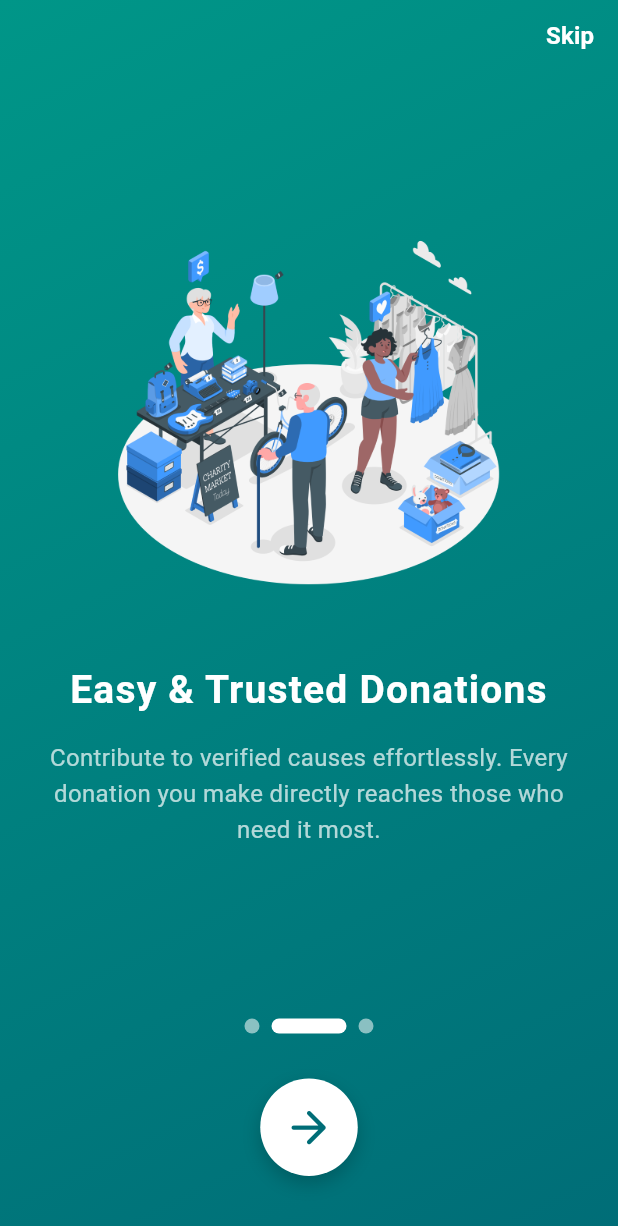
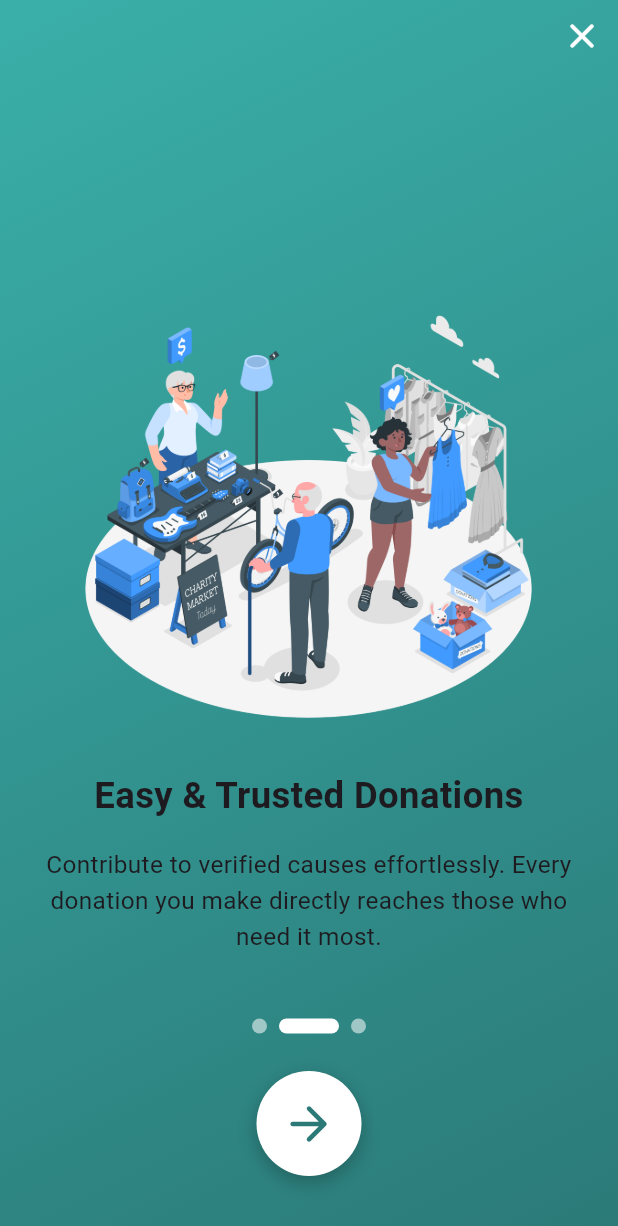
Before and after one commit to Ahm3dmohamed/aoun, a Flutter app: the screen it shows after launch, swiped to page 2, on a phone screen of 412 x 824 dp. Shown: the top 1226 px of the screen. Run offline on Flutter 3.47's test engine with Material 3 defaults, Android fonts, the phone set to English and light mode, and no system bars; drawn by our look-alikes of smooth_page_indicator; our stand-ins replace flutter_screenutil.

Commit message:
create app utils

```diff
--- a/lib/core/routing/app_routes.dart
+++ b/lib/core/routing/app_routes.dart
@@ -1,3 +1,4 @@
+import 'package:aoun/features/auth/log_in/pages/login_page.dart';
 import 'package:aoun/features/onboarding/pages/onboarding_page.dart';
 import 'package:aoun/features/splash/pages/splash_page.dart';
 import 'package:flutter/material.dart';
@@ -14,8 +15,8 @@ class AppRouter {
         return _buildRoute(const SplashPage());
       case onboarding:
         return _buildRoute(const OnboardingPage());
-      // case login:
-      //   return _buildRoute(const LoginPage());
+      case login:
+        return _buildRoute(const LoginPage());
       // case home:
       //   return _buildRoute(const HomePage());
       default:
--- /dev/null
+++ b/lib/core/themes/app_themes.dart
@@ -0,0 +1,29 @@
+import 'package:aoun/core/utils/app_radius.dart';
+import 'package:aoun/core/utils/app_text_style.dart';
+import 'package:flutter/material.dart';
+
+class AppTheme {
+  static ThemeData lightTheme = ThemeData(
+    brightness: Brightness.light,
+    primaryColor: Colors.blueAccent,
+    scaffoldBackgroundColor: Colors.white,
+    appBarTheme: AppBarTheme(
+      backgroundColor: Colors.white,
+      elevation: 0,
+      titleTextStyle: AppTextStyles.headline2,
+      iconTheme: const IconThemeData(color: Colors.black),
+    ),
+    textTheme: TextTheme(
+      headlineLarge: AppTextStyles.headline1,
+      titleLarge: AppTextStyles.headline2,
+      bodyLarge: AppTextStyles.body,
+      bodyMedium: AppTextStyles.small,
+    ),
+    cardTheme: CardThemeData(
+      shape: RoundedRectangleBorder(
+        borderRadius: BorderRadius.circular(AppRadius.medium),
+      ),
+      elevation: 4,
+    ),
+  );
+}
--- /dev/null
+++ b/lib/core/utils/app_images.dart
@@ -0,0 +1,9 @@
+class AppImages {
+  // Logos
+  static const String splashLogo = 'assets/img/splash_logo.png';
+
+  // Onboarding
+  static const String onboarding1 = 'assets/img/Charity-rafiki.png';
+  static const String onboarding2 = 'assets/img/Charity market-amico.png';
+  static const String onboarding3 = 'assets/img/Humanitarian Help-bro.png';
+}
--- /dev/null
+++ b/lib/core/utils/app_pading.dart
@@ -0,0 +1,10 @@
+import 'package:flutter/material.dart';
+import 'package:flutter_screenutil/flutter_screenutil.dart';
+
+class AppPadding {
+  static EdgeInsets screen = EdgeInsets.all(16.w);
+  static EdgeInsets horizontal = EdgeInsets.symmetric(horizontal: 16.w);
+  static EdgeInsets vertical = EdgeInsets.symmetric(vertical: 16.h);
+  static EdgeInsets small = EdgeInsets.all(8.w);
+  static EdgeInsets large = EdgeInsets.all(24.w);
+}
--- /dev/null
+++ b/lib/core/utils/app_radius.dart
@@ -0,0 +1,6 @@
+class AppRadius {
+  static const double small = 8.0;
+  static const double medium = 16.0;
+  static const double large = 24.0;
+  static const double full = 100.0; // For circular buttons/avatars
+}
--- /dev/null
+++ b/lib/core/utils/app_sizes.dart
@@ -0,0 +1,14 @@
+import 'package:flutter_screenutil/flutter_screenutil.dart';
+
+class AppSizes {
+  // Base scalable sizes
+  static double xs = 4.w;
+  static double s = 8.w;
+  static double m = 16.w;
+  static double l = 24.w;
+  static double xl = 32.w;
+  static double xxl = 48.w;
+
+  static double height(double value) => value.h;
+  static double width(double value) => value.w;
+}
--- /dev/null
+++ b/lib/core/utils/app_text_style.dart
@@ -0,0 +1,28 @@
+import 'package:flutter/material.dart';
+import 'package:flutter_screenutil/flutter_screenutil.dart';
+
+class AppTextStyles {
+  static TextStyle headline1 = TextStyle(
+    fontSize: 32.sp,
+    fontWeight: FontWeight.bold,
+    letterSpacing: -0.5,
+  );
+
+  static TextStyle headline2 = TextStyle(
+    fontSize: 24.sp,
+    fontWeight: FontWeight.w600,
+  );
+
+  static TextStyle subtitle1 = TextStyle(
+    fontSize: 18.sp,
+    fontWeight: FontWeight.w500,
+  );
+
+  static TextStyle body = TextStyle(
+    fontSize: 16.sp,
+    fontWeight: FontWeight.normal,
+    height: 1.5,
+  );
+
+  static TextStyle small = TextStyle(fontSize: 14.sp, color: Colors.grey[700]);
+}
--- /dev/null
+++ b/lib/features/auth/log_in/pages/login_page.dart
@@ -0,0 +1,36 @@
+import 'package:flutter/material.dart';
+
+class LoginPage extends StatelessWidget {
+  const LoginPage({super.key});
+
+  @override
+  Widget build(BuildContext context) {
+    return Scaffold(
+      appBar: AppBar(title: const Text('Login Page')),
+      body: Column(
+        children: [
+          TextFormField(
+            decoration: const InputDecoration(
+              labelText: 'Email',
+              border: OutlineInputBorder(
+                borderRadius: BorderRadius.all(Radius.circular(8)),
+              ),
+            ),
+
+            keyboardType: TextInputType.emailAddress,
+          ),
+          TextFormField(
+            decoration: const InputDecoration(
+              labelText: 'Password',
+
+              border: OutlineInputBorder(
+                borderRadius: BorderRadius.all(Radius.circular(8)),
+              ),
+            ),
+            obscureText: true,
+          ),
+        ],
+      ),
+    );
+  }
+}
--- /dev/null
+++ b/lib/features/onboarding/model/onboarding_model.dart
@@ -0,0 +1,11 @@
+class OnBoardingModel {
+  final String image;
+  final String title;
+  final String desc;
+
+  const OnBoardingModel({
+    required this.image,
+    required this.title,
+    required this.desc,
+  });
+}
--- a/lib/features/onboarding/pages/onboarding_page.dart
+++ b/lib/features/onboarding/pages/onboarding_page.dart
@@ -1,7 +1,9 @@
+import 'package:flutter/material.dart';
 import 'package:aoun/core/routing/app_routes.dart';
-import 'package:flutter/material.dart';
-import 'package:smooth_page_indicator/smooth_page_indicator.dart';
-import 'package:lottie/lottie.dart';
+import 'package:aoun/core/utils/app_images.dart';
+import 'package:aoun/core/utils/app_sizes.dart';
+import 'package:aoun/features/onboarding/widgets/onboarding_detailes.dart';
+import 'package:aoun/features/onboarding/widgets/onboarding_navigation.dart';
 
 class OnboardingPage extends StatefulWidget {
   const OnboardingPage({super.key});
@@ -14,8 +16,17 @@ class _OnboardingPageState extends State<OnboardingPage>
     with SingleTickerProviderStateMixin {
   final _controller = PageController();
   bool isLastPage = false;
+  int currentIndex = 0;
 
   late final AnimationController _arrowController;
+
+  final List<List<Color>> gradients = const [
+    [Color(0xFF009688), Color(0xFF006D77)],
+    [Color(0xFF3AAFA9), Color(0xFF2B7A78)],
+    [Color(0xFF11998E), Color(0xFF38EF7D)],
+  ];
+
+  late final List<OnBoardingDetailes> pages;
 
   @override
   void initState() {
@@ -24,6 +35,27 @@ class _OnboardingPageState extends State<OnboardingPage>
       vsync: this,
       duration: const Duration(milliseconds: 800),
     )..repeat(reverse: true);
+
+    pages = [
+      const OnBoardingDetailes(
+        image: AppImages.onboarding1,
+        title: "Support Each Other",
+        desc:
+            "Join hands with Aoun to bring hope and care to people in need. Together, we make compassion a habit.",
+      ),
+      const OnBoardingDetailes(
+        image: AppImages.onboarding2,
+        title: "Easy & Trusted Donations",
+        desc:
+            "Contribute to verified causes effortlessly. Every donation you make directly reaches those who need it most.",
+      ),
+      const OnBoardingDetailes(
+        image: AppImages.onboarding3,
+        title: "Make a Difference",
+        desc:
+            "Your small act of kindness can create a lasting impact and change lives for the better.",
+      ),
+    ];
   }
 
   @override
@@ -35,66 +67,31 @@ class _OnboardingPageState extends State<OnboardingPage>
 
   @override
   Widget build(BuildContext context) {
-    final pages = [
-      _onboard(
-        "assets/img/Charity-rafiki.png",
-        "Support Each Other",
-        "Join hands with Aoun to bring hope and care to people in need. Together, we make compassion a habit.",
-      ),
-      _onboard(
-        "assets/img/Charity market-amico.png",
-        "Easy & Trusted Donations",
-        "Contribute to verified causes effortlessly. Every donation you make directly reaches those who need it most.",
-      ),
-      _onboard(
-        "assets/img/Humanitarian Help-bro.png",
-        "Make a Difference",
-        "Your small act of kindness can create a lasting impact and change lives for the better.",
-      ),
-    ];
-
     return Scaffold(
       body: AnimatedContainer(
-        duration: const Duration(seconds: 1),
-        decoration: const BoxDecoration(
+        duration: const Duration(milliseconds: 600),
+        decoration: BoxDecoration(
           gradient: LinearGradient(
-            colors: [Color(0xFF009688), Color(0xFF006D77)],
+            colors: gradients[currentIndex],
             begin: Alignment.topLeft,
             end: Alignment.bottomRight,
           ),
         ),
         child: SafeArea(
-          child: Column(
+          child: Stack(
             children: [
-              // 🔹 Skip button
-              Align(
-                alignment: Alignment.centerRight,
-                child: TextButton(
-                  onPressed: () => _goToLogin(context),
-                  child: const Text(
-                    "Skip",
-                    style: TextStyle(
-                      color: Colors.white,
-                      fontWeight: FontWeight.bold,
-                      fontSize: 16,
-                    ),
-                  ),
-                ),
-              ),
-
-              // 🔹 PageView
-              Expanded(
-                child: PageView.builder(
+              PageView.builder(
                 controller: _controller,
                 itemCount: pages.length,
                 onPageChanged: (index) {
-                    setState(() => isLastPage = index == pages.length - 1);
+                  setState(() {
+                    currentIndex = index;
+                    isLastPage = index == pages.length - 1;
+                  });
                 },
                 itemBuilder: (_, index) => AnimatedSwitcher(
                   duration: const Duration(milliseconds: 600),
-                    transitionBuilder:
-                        (Widget child, Animation<double> animation) {
-                          return FadeTransition(
+                  transitionBuilder: (child, animation) => FadeTransition(
                     opacity: animation,
                     child: SlideTransition(
                       position: Tween<Offset>(
@@ -103,35 +100,19 @@ class _OnboardingPageState extends State<OnboardingPage>
                       ).animate(animation),
                       child: child,
                     ),
-                          );
-                        },
+                  ),
                   child: pages[index],
                 ),
               ),
-              ),
-
-              const SizedBox(height: 20),
-
-              // 🔹 Smooth Page Indicator
-              SmoothPageIndicator(
+              Positioned.fill(
+                child: OnBoardingNavigation(
                   controller: _controller,
-                count: pages.length,
-                effect: const ExpandingDotsEffect(
-                  activeDotColor: Colors.white,
-                  dotColor: Colors.white54,
-                  dotHeight: 10,
-                  dotWidth: 10,
-                  expansionFactor: 5,
-                ),
-              ),
-
-              const SizedBox(height: 30),
-
-              // 🔹 Animated Icon Button
-              Padding(
-                padding: const EdgeInsets.symmetric(horizontal: 24),
-                child: GestureDetector(
-                  onTap: () {
+                  isLastPage: isLastPage,
+                  pageCount: pages.length,
+                  gradients: gradients,
+                  currentIndex: currentIndex,
+                  arrowController: _arrowController,
+                  onNext: () {
                     if (isLastPage) {
                       _goToLogin(context);
                     } else {
@@ -141,77 +122,12 @@ class _OnboardingPageState extends State<OnboardingPage>
                       );
                     }
                   },
-                  child: Container(
-                    height: 65,
-                    width: 65,
-                    decoration: BoxDecoration(
-                      color: Colors.white,
-                      shape: BoxShape.circle,
-                      boxShadow: [
-                        BoxShadow(
-                          color: Colors.black.withOpacity(0.2),
-                          blurRadius: 10,
-                          offset: const Offset(0, 5),
+                  onSkip: () => _goToLogin(context),
+                ),
               ),
             ],
           ),
-                    child: ScaleTransition(
-                      scale: Tween(begin: 0.9, end: 1.1).animate(
-                        CurvedAnimation(
-                          parent: _arrowController,
-                          curve: Curves.easeInOut,
         ),
-                      ),
-                      child: Icon(
-                        isLastPage
-                            ? Icons.check_rounded
-                            : Icons.arrow_forward_rounded,
-                        color: const Color(0xFF006D77),
-                        size: 32,
-                      ),
-                    ),
-                  ),
-                ),
-              ),
-
-              const SizedBox(height: 40),
-            ],
-          ),
-        ),
-      ),
-    );
-  }
-
-  Widget _onboard(String image, String title, String desc) {
-    return Padding(
-      key: ValueKey(image),
-      padding: const EdgeInsets.symmetric(horizontal: 24.0, vertical: 16),
-      child: Column(
-        mainAxisAlignment: MainAxisAlignment.center,
-        children: [
-          Hero(tag: image, child: Image.asset(image, height: 260)),
-          const SizedBox(height: 40),
-          Text(
-            title,
-            style: const TextStyle(
-              fontSize: 26,
-              fontWeight: FontWeight.bold,
-              color: Colors.white,
-              letterSpacing: 0.8,
-            ),
-            textAlign: TextAlign.center,
-          ),
-          const SizedBox(height: 15),
-          Text(
-            desc,
-            textAlign: TextAlign.center,
-            style: const TextStyle(
-              color: Colors.white70,
-              fontSize: 16,
-              height: 1.5,
-            ),
-          ),
-        ],
       ),
     );
   }
--- /dev/null
+++ b/lib/features/onboarding/widgets/onboarding_detailes.dart
@@ -0,0 +1,43 @@
+import 'package:aoun/core/utils/app_text_style.dart';
+import 'package:flutter/material.dart';
+
+import '../../../core/utils/app_sizes.dart';
+
+class OnBoardingDetailes extends StatelessWidget {
+  final String image;
+  final String title;
+  final String desc;
+
+  const OnBoardingDetailes({
+    super.key,
+    required this.image,
+    required this.title,
+    required this.desc,
+  });
+
+  @override
+  Widget build(BuildContext context) {
+    return Padding(
+      padding: EdgeInsets.symmetric(horizontal: AppSizes.width(24)),
+      child: Column(
+        mainAxisAlignment: MainAxisAlignment.center,
+        children: [
+          Image.asset(
+            image,
+            height: AppSizes.height(300),
+            width: AppSizes.width(300),
+            fit: BoxFit.contain,
+          ),
+          SizedBox(height: AppSizes.height(20)),
+          Text(
+            title,
+            style: AppTextStyles.headline2,
+            textAlign: TextAlign.center,
+          ),
+          SizedBox(height: AppSizes.height(16)),
+          Text(desc, style: AppTextStyles.body, textAlign: TextAlign.center),
+        ],
+      ),
+    );
+  }
+}
--- /dev/null
+++ b/lib/features/onboarding/widgets/onboarding_navigation.dart
@@ -0,0 +1,98 @@
+import 'package:flutter/material.dart';
+import 'package:smooth_page_indicator/smooth_page_indicator.dart';
+
+class OnBoardingNavigation extends StatelessWidget {
+  final PageController controller;
+  final bool isLastPage;
+  final int pageCount;
+  final List<List<Color>> gradients;
+  final int currentIndex;
+  final AnimationController arrowController;
+  final VoidCallback onNext;
+  final VoidCallback onSkip;
+
+  const OnBoardingNavigation({
+    super.key,
+    required this.controller,
+    required this.isLastPage,
+    required this.pageCount,
+    required this.gradients,
+    required this.currentIndex,
+    required this.arrowController,
+    required this.onNext,
+    required this.onSkip,
+  });
+
+  @override
+  Widget build(BuildContext context) {
+    return Column(
+      children: [
+        Align(
+          alignment: Alignment.centerRight,
+          child: IconButton(
+            onPressed: onSkip,
+            icon: const Icon(
+              Icons.close_rounded,
+              color: Colors.white,
+              size: 28,
+            ),
+            tooltip: 'Skip',
+          ),
+        ),
+
+        const Spacer(),
+
+        SmoothPageIndicator(
+          controller: controller,
+          count: pageCount,
+          effect: const ExpandingDotsEffect(
+            activeDotColor: Colors.white,
+            dotColor: Colors.white54,
+            dotHeight: 10,
+            dotWidth: 10,
+            expansionFactor: 4,
+            spacing: 8,
+          ),
+        ),
+
+        const SizedBox(height: 25),
+
+        GestureDetector(
+          onTap: onNext,
+          child: Container(
+            height: 70,
+            width: 70,
+            decoration: BoxDecoration(
+              color: Colors.white,
+              shape: BoxShape.circle,
+              boxShadow: [
+                BoxShadow(
+                  color: Colors.black.withOpacity(0.25),
+                  blurRadius: 10,
+                  offset: const Offset(0, 4),
+                ),
+              ],
+            ),
+            child: ScaleTransition(
+              scale: Tween(begin: 0.9, end: 1.1).animate(
+                CurvedAnimation(
+                  parent: arrowController,
+                  curve: Curves.easeInOut,
+                ),
+              ),
+              child: Icon(
+                isLastPage
+                    ? Icons.favorite_rounded
+                    : Icons.arrow_forward_rounded,
+                color: gradients[currentIndex].last,
+                size: 34,
+              ),
+            ),
+          ),
+        ),
+
+        const SizedBox(height: 40),
+      ],
+    );
+  }
+}
--- a/lib/features/splash/pages/splash_page.dart
+++ b/lib/features/splash/pages/splash_page.dart
@@ -1,7 +1,8 @@
 import 'dart:async';
-
+import 'package:flutter/material.dart';
+import 'package:aoun/core/utils/app_images.dart';
+import 'package:aoun/core/utils/app_sizes.dart';
 import 'package:aoun/core/routing/app_routes.dart';
-import 'package:flutter/material.dart';
 
 class SplashPage extends StatefulWidget {
   const SplashPage({super.key});
@@ -24,17 +25,11 @@ class _SplashPageState extends State<SplashPage> {
     return Scaffold(
       backgroundColor: Colors.teal,
       body: Center(
-        child: Column(
-          mainAxisAlignment: MainAxisAlignment.center,
-          children: [
-            Image.asset('assets/img/splash_logo.png', height: 150),
-            // Icon(Icons.volunteer_activism, size: 100, color: Colors.white),
-            // SizedBox(height: 20),
-            // Text(
-            //   'Aoun - Together We Care',
-            //   style: TextStyle(color: Colors.white, fontSize: 22, fontWeight: FontWeight.bold),
-            // ),
-          ],
+        child: Image.asset(
+          AppImages.splashLogo,
+          height: AppSizes.height(200),
+          width: AppSizes.width(200),
+          fit: BoxFit.contain,
         ),
       ),
     );
--- a/lib/main.dart
+++ b/lib/main.dart
@@ -1,6 +1,8 @@
 import 'package:aoun/core/routing/app_routes.dart';
+import 'package:aoun/core/themes/app_themes.dart';
 import 'package:aoun/features/splash/pages/splash_page.dart';
 import 'package:flutter/material.dart';
+import 'package:flutter_screenutil/flutter_screenutil.dart';
 
 void main() {
   runApp(const AounApp());
@@ -11,26 +13,17 @@ class AounApp extends StatelessWidget {
 
   @override
   Widget build(BuildContext context) {
-    return MaterialApp(
-      // theme: ThemeData(
-      //   // This is the theme of your application.
-      //   //
-      //   // TRY THIS: Try running your application with "flutter run". You'll see
-      //   // the application has a purple toolbar. Then, without quitting the app,
-      //   // try changing the seedColor in the colorScheme below to Colors.green
-      //   // and then invoke "hot reload" (save your changes or press the "hot
-      //   // reload" button in a Flutter-supported IDE, or press "r" if you used
-      //   // the command line to start the app).
-      //   //
-      //   // Notice that the counter didn't reset back to zero; the application
-      //   // state is not lost during the reload. To reset the state, use hot
-      //   // restart instead.
-      //   //
-      //   // This works for code too, not just values: Most code changes can be
-      //   // tested with just a hot reload.
-      //   colorScheme: ColorScheme.fromSeed(seedColor: Colors.deepPurple),
-      onGenerateRoute: AppRouter.onGenerateRoute,
-      initialRoute: AppRouter.splash,
+    return ScreenUtilInit(
+      designSize: const Size(375, 812),
+      minTextAdapt: true,
+      splitScreenMode: true,
+      builder: (context, child) => MaterialApp(
+        title: 'Aoun',
+        // theme: AppTheme.lightTheme,
+        debugShowCheckedModeBanner: false,
+        onGenerateRoute: AppRouter.onGenerateRoute,
+        initialRoute: AppRouter.splash,
+      ),
     );
   }
 }
--- a/pubspec.yaml
+++ b/pubspec.yaml
@@ -36,7 +36,7 @@ dependencies:
   cupertino_icons: ^1.0.8
   smooth_page_indicator: ^1.2.0
   lottie: ^3.3.1
-
+  flutter_screenutil: ^5.9.3
 dev_dependencies:
   flutter_test:
     sdk: flutter
```
Also changed, not shown: pubspec.lock. Lines whose indentation alone changed are shown as unchanged.
